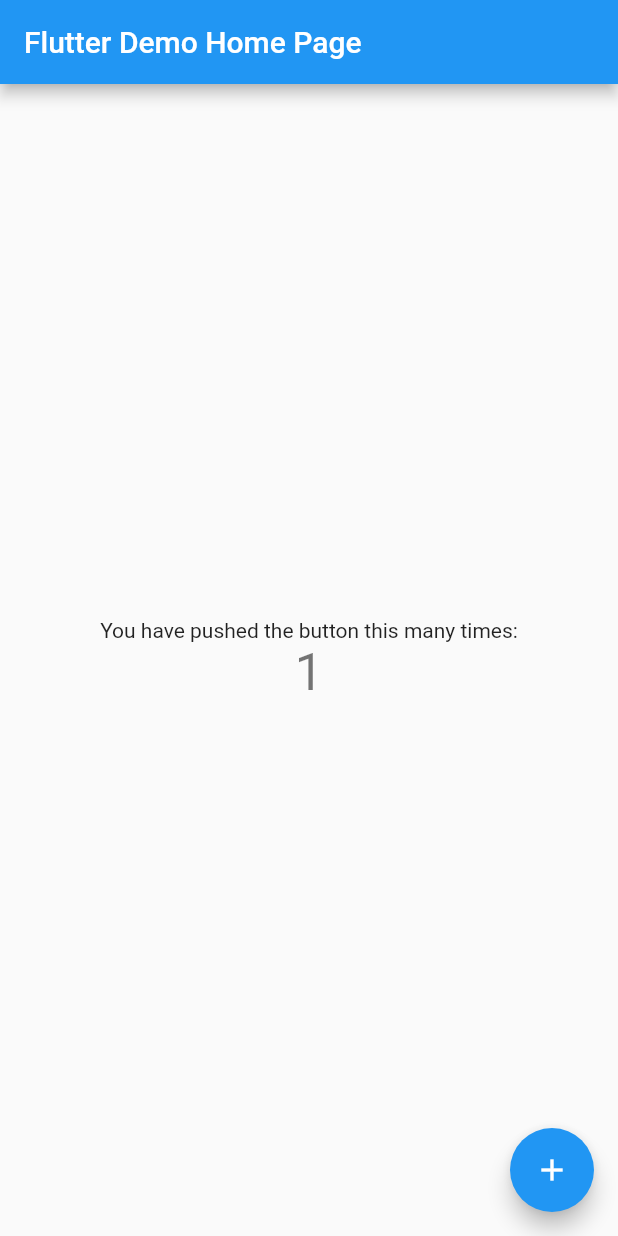
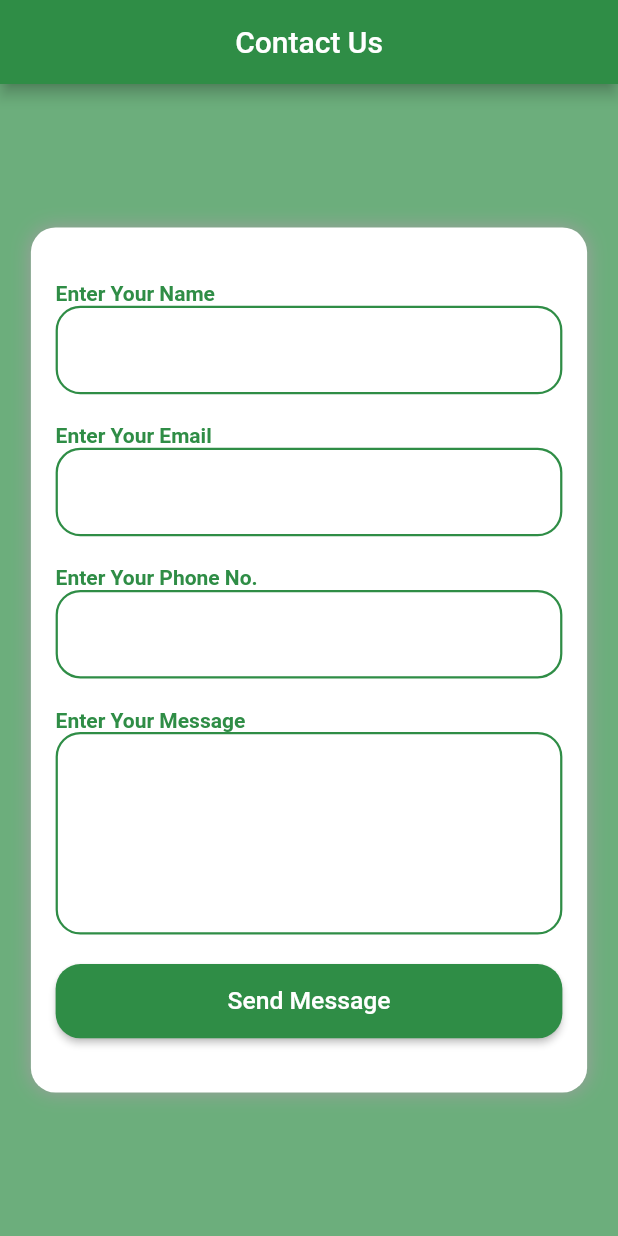
Before and after one commit to GameofSource-GFG/Android-Development, a Flutter app: the screen it shows after launch, after a tap on the "add" icon, on a phone screen of 412 x 824 dp. Run offline on Flutter 3.47's test engine with Material 2 defaults, Android fonts, the phone set to English and light mode, and no system bars.

Commit message:
Contact Us page Created

```diff
--- /dev/null
+++ b/lib/ContactUs/contactPage.dart
@@ -0,0 +1,154 @@
+import 'package:flutter/material.dart';
+
+class ContactPage extends StatelessWidget {
+  @override
+  Widget build(BuildContext context) {
+    // TODO: implement build
+    return ContactPageHome();
+  }
+}
+
+class ContactPageHome extends StatefulWidget {
+  @override
+  State<StatefulWidget> createState() {
+    // TODO: implement createState
+    return ContactPageState();
+  }
+}
+
+class ContactPageState extends State<ContactPageHome> {
+  Color gfgTheme = Color.fromRGBO(47, 141, 70, 1);
+  String _name="";
+  String _email="";
+  String _phone="";
+  String _message="";
+  var H, W;
+  @override
+  Widget build(BuildContext context) {
+    H = MediaQuery.of(context).size.height;
+    W = MediaQuery.of(context).size.width;
+    // TODO: implement build
+    return Scaffold(
+      appBar: AppBar(
+        title: Text("Contact Us"),
+        centerTitle: true,
+        backgroundColor: gfgTheme,
+      ),
+      body: Container(
+        color: Color.fromRGBO(47, 141, 70, .7),
+        child: Center(
+            child: Container(
+              padding: EdgeInsets.all(H*.02),
+          height: H * .7,
+          width: W * .9,
+          decoration: BoxDecoration(
+              color: Colors.white,
+              borderRadius: BorderRadius.circular(H * .02),
+              boxShadow: [BoxShadow(color: Colors.grey, blurRadius: 10)]),
+          child: Column(
+            mainAxisAlignment: MainAxisAlignment.spaceEvenly,
+            children: [
+              Column(
+                crossAxisAlignment: CrossAxisAlignment.start,
+                children: [
+                  Text(
+                    "Enter Your Name",
+                    style: TextStyle(fontWeight: FontWeight.bold,color: gfgTheme),
+                  ),
+                  textField("Name",1)
+                ],
+              ),
+              Column(
+                crossAxisAlignment: CrossAxisAlignment.start,
+                children: [
+                  Text(
+                    "Enter Your Email",
+                    style: TextStyle(fontWeight: FontWeight.bold,color: gfgTheme),
+                  ),
+                  textField("Email",1)
+                ],
+              ),
+              Column(
+                crossAxisAlignment: CrossAxisAlignment.start,
+                children: [
+                  Text(
+                    "Enter Your Phone No.",
+                    style: TextStyle(fontWeight: FontWeight.bold,color: gfgTheme),
+                  ),
+                  textField("Phone",1)
+                ],
+              ),
+              Column(
+                crossAxisAlignment: CrossAxisAlignment.start,
+                children: [
+                  Text(
+                    "Enter Your Message",
+                    style: TextStyle(fontWeight: FontWeight.bold,color: gfgTheme),
+                  ),
+                  textField("Message",5)
+                ],
+              ),
+              RaisedButton(
+                shape: RoundedRectangleBorder(borderRadius: BorderRadius.circular(H*.02)),
+                color: gfgTheme,
+                child: Container(
+                  width: W*.8,
+                  height: H*.06,
+                  alignment: Alignment.center,
+                  child: Text("Send Message",style: TextStyle(color: Colors.white,fontSize: H*.02),),
+                ),
+                onPressed: (){
+                  if(_name.trim().length!=0 &&
+                      _email.trim().length!=0 &&
+                      _phone.trim().length!=0 &&
+                      _message.trim().length!=0){
+                    saveData();
+                  }
+                },
+              )
+            ],
+          ),
+        )),
+      ),
+    );
+  }
+
+  Widget textField(saveTo,int size){
+    return TextField(
+      maxLines: size,
+        cursorColor: gfgTheme,
+        decoration: InputDecoration(
+            focusColor: gfgTheme,
+            border: OutlineInputBorder(),
+            enabledBorder:OutlineInputBorder(
+              borderRadius: BorderRadius.circular(H*.02),
+              borderSide: BorderSide(width: 1.5,color: gfgTheme)
+            ),
+            focusedBorder: OutlineInputBorder(
+                borderRadius: BorderRadius.circular(H*.02),
+                borderSide: BorderSide(width: 1.5,color: gfgTheme)
+            )
+        ),
+        onChanged: (val){
+          if(saveTo=="Name") _name=val;
+          else if(saveTo =="Email") _email=val;
+          else if(saveTo =="Phone") _phone=val;
+          else if(saveTo =="Message") _message=val;
+    },
+    );
+  }
+  void saveData(){
+    var Firestore;
+    var db = Firestore.instance;
+    db.collection("GFG").document("contact_us").setData(
+      {
+        "name":_name,
+        "email":_email,
+        "phone":_phone,
+        "message":_message
+      }
+    ).whenComplete(() {
+      print("Message Sent");
+    });
+  }
+}
--- /dev/null
+++ b/lib/ContactUs/customTextField.dart
@@ -0,0 +1,9 @@
+import 'package:flutter/material.dart';
+
+Widget textField(
+  String hint,
+  TextEditingController controller,
+  handler
+) {
+
+}
--- a/lib/main.dart
+++ b/lib/main.dart
@@ -1,4 +1,5 @@
 import 'package:flutter/material.dart';
+import 'package:our_gfg/ContactUs/contactPage.dart';
 
 void main() {
   runApp(MyApp());
@@ -108,7 +109,11 @@ class _MyHomePageState extends State<MyHomePage> {
         ),
       ),
       floatingActionButton: FloatingActionButton(
-        onPressed: _incrementCounter,
+        onPressed: (){
+          Navigator.pushAndRemoveUntil(context, MaterialPageRoute(
+            builder: (ctx)=>ContactPage()
+          ), (route) => false);
+        },
         tooltip: 'Increment',
         child: Icon(Icons.add),
       ), // This trailing comma makes auto-formatting nicer for build methods.
```
Also changed, not shown: pubspec.lock.
